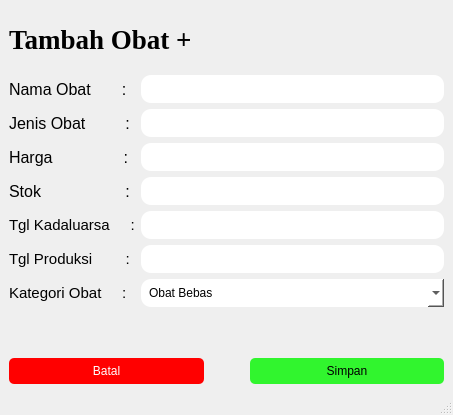
Before: the Qt Designer form frontend/tambah_Obat.ui in RN-1986/Aplikasi-apotek, drawn with Qt 5.
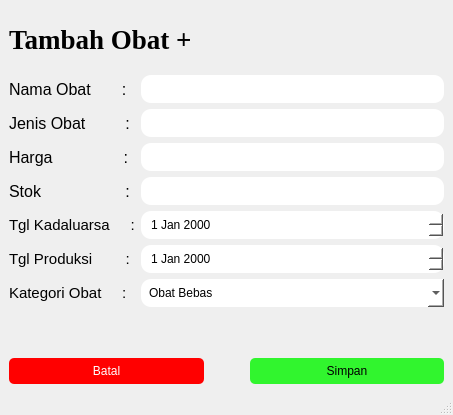
After: the same form once the commit is applied.

The edit to the form file:
```diff
--- a/frontend/tambah_Obat.ui
+++ b/frontend/tambah_Obat.ui
@@ -56,27 +56,6 @@
       <property name="bottomMargin">
        <number>0</number>
       </property>
-      <item row="5" column="1">
-       <widget class="QLineEdit" name="lineEdit_5">
-        <property name="styleSheet">
-         <string notr="true">background-color: rgb(255, 255, 255);
-border-radius: 10px;
-padding: 6px 8px;</string>
-        </property>
-       </widget>
-      </item>
-      <item row="4" column="1">
-       <widget class="QLineEdit" name="lineEdit_6">
-        <property name="enabled">
-         <bool>true</bool>
-        </property>
-        <property name="styleSheet">
-         <string notr="true">background-color: rgb(255, 255, 255);
-border-radius: 10px;
-padding: 6px 8px;</string>
-        </property>
-       </widget>
-      </item>
       <item row="5" column="0">
        <widget class="QLabel" name="label_6">
         <property name="font">
@@ -251,6 +230,24 @@
         </property>
        </spacer>
       </item>
+      <item row="4" column="1">
+       <widget class="QDateEdit" name="dateEdit">
+        <property name="styleSheet">
+         <string notr="true">background-color: rgb(255, 255, 255);
+border-radius: 10px;
+padding: 6px 8px;</string>
+        </property>
+       </widget>
+      </item>
+      <item row="5" column="1">
+       <widget class="QDateEdit" name="dateEdit_2">
+        <property name="styleSheet">
+         <string notr="true">background-color: rgb(255, 255, 255);
+border-radius: 10px;
+padding: 6px 8px;</string>
+        </property>
+       </widget>
+      </item>
      </layout>
     </item>
     <item>
```
